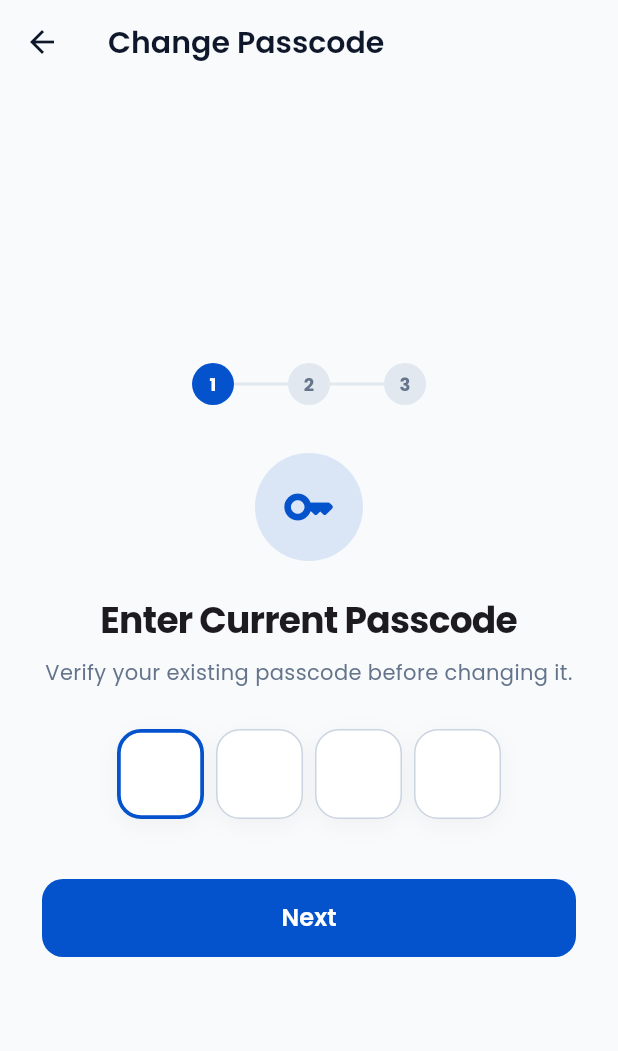
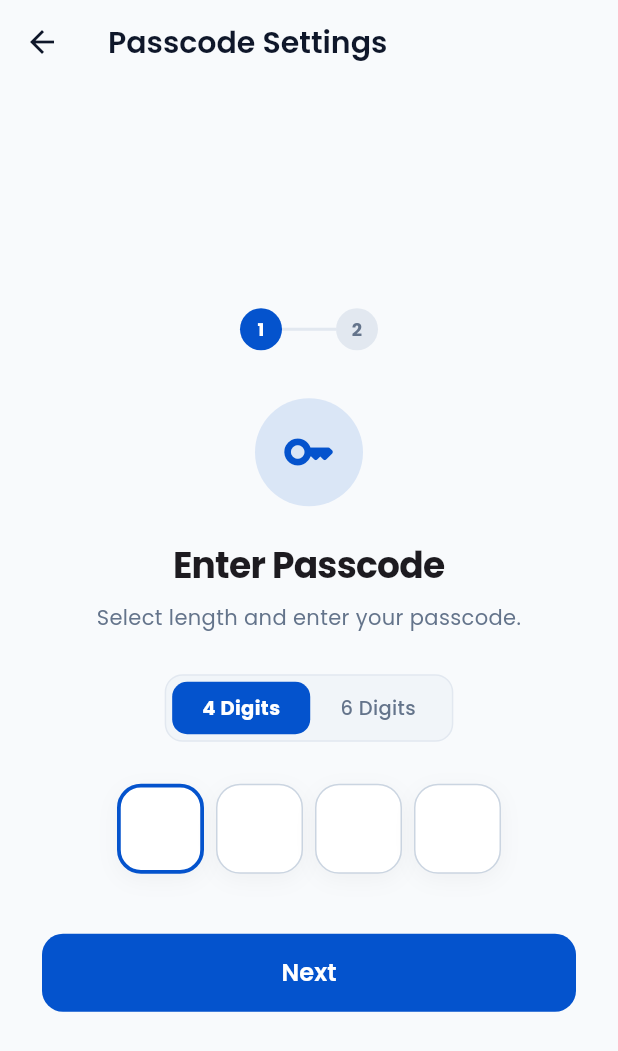
Before and after one commit to codhunk/spendhike, a Flutter app: the ChangePasscodeScreen screen opened by its route, on a phone screen of 412 x 824 dp. Shown: the top 1051 px of the screen. Run offline on Flutter 3.47's test engine with Material 3 defaults, Android fonts, the phone set to English and light mode, and no system bars; drawn by our look-alikes of pinput; our stand-ins replace flutter_secure_storage, google_fonts, image_picker; accounts and stored records are empty.

Commit message:
Update passcode flow to only require enter passcode and confirm passcode

```diff
--- a/lib/screens/auth/change_passcode_screen.dart
+++ b/lib/screens/auth/change_passcode_screen.dart
@@ -2,7 +2,7 @@ import 'package:flutter/material.dart';
 import 'package:pinput/pinput.dart';
 import '../../services/passcode_service.dart';
 
-enum ChangePasscodeStep { verifyOld, createNew, confirmNew }
+enum ChangePasscodeStep { createNew, confirmNew }
 
 class ChangePasscodeScreen extends StatefulWidget {
   const ChangePasscodeScreen({super.key});
@@ -12,12 +12,10 @@ class ChangePasscodeScreen extends StatefulWidget {
 }
 
 class _ChangePasscodeScreenState extends State<ChangePasscodeScreen> {
-  ChangePasscodeStep _currentStep = ChangePasscodeStep.verifyOld;
+  ChangePasscodeStep _currentStep = ChangePasscodeStep.createNew;
 
-  String _oldPasscode = '';
   String _newPasscode = '';
   int _newPinLength = 4;
-  int _oldPinLength = 4;
 
   final TextEditingController _pinController = TextEditingController();
   final FocusNode _focusNode = FocusNode();
@@ -27,13 +25,12 @@ class _ChangePasscodeScreenState extends State<ChangePasscodeScreen> {
   @override
   void initState() {
     super.initState();
-    _loadOldPasscodeLength();
+    _loadPasscodeLength();
   }
 
-  Future<void> _loadOldPasscodeLength() async {
+  Future<void> _loadPasscodeLength() async {
     final len = await PasscodeService.getPasscodeLength();
     setState(() {
-      _oldPinLength = len;
       _newPinLength = len;
     });
   }
@@ -47,31 +44,6 @@ class _ChangePasscodeScreenState extends State<ChangePasscodeScreen> {
 
   Future<void> _handleStepCompleted(String inputPin) async {
     switch (_currentStep) {
-      case ChangePasscodeStep.verifyOld:
-        setState(() {
-          _isLoading = true;
-          _errorMessage = null;
-        });
-        final isValid = await PasscodeService.verifyPasscode(inputPin);
-        if (!mounted) return;
-
-        if (isValid) {
-          setState(() {
-            _oldPasscode = inputPin;
-            _currentStep = ChangePasscodeStep.createNew;
-            _pinController.clear();
-            _isLoading = false;
-          });
-          _focusNode.requestFocus();
-        } else {
-          setState(() {
-            _isLoading = false;
-            _errorMessage = 'Current passcode is incorrect. Please try again.';
-          });
-          _pinController.clear();
-        }
-        break;
-
       case ChangePasscodeStep.createNew:
         if (inputPin.length != _newPinLength) {
           setState(() {
@@ -102,17 +74,14 @@ class _ChangePasscodeScreenState extends State<ChangePasscodeScreen> {
           _errorMessage = null;
         });
 
-        final res = await PasscodeService.changePasscode(
-          oldPasscode: _oldPasscode,
-          newPasscode: _newPasscode,
-        );
+        final res = await PasscodeService.savePasscode(_newPasscode);
 
         if (!mounted) return;
 
         if (res['success'] == true) {
           ScaffoldMessenger.of(context).showSnackBar(
             const SnackBar(
-              content: Text('Passcode changed successfully!'),
+              content: Text('Passcode updated successfully!'),
               backgroundColor: Color(0xFF10B981),
               behavior: SnackBarBehavior.floating,
             ),
@@ -129,32 +98,21 @@ class _ChangePasscodeScreenState extends State<ChangePasscodeScreen> {
     }
   }
 
-  int get _activePinLength {
-    if (_currentStep == ChangePasscodeStep.verifyOld) {
-      return _oldPinLength;
-    }
-    return _newPinLength;
-  }
-
   String get _stepTitle {
     switch (_currentStep) {
-      case ChangePasscodeStep.verifyOld:
-        return 'Enter Current Passcode';
       case ChangePasscodeStep.createNew:
-        return 'Enter New Passcode';
+        return 'Enter Passcode';
       case ChangePasscodeStep.confirmNew:
-        return 'Confirm New Passcode';
+        return 'Confirm Passcode';
     }
   }
 
   String get _stepSubtitle {
     switch (_currentStep) {
-      case ChangePasscodeStep.verifyOld:
-        return 'Verify your existing passcode before changing it.';
       case ChangePasscodeStep.createNew:
-        return 'Select length and enter your new passcode.';
+        return 'Select length and enter your passcode.';
       case ChangePasscodeStep.confirmNew:
-        return 'Re-enter your new passcode to confirm.';
+        return 'Re-enter your passcode to confirm.';
     }
   }
 
@@ -164,7 +122,7 @@ class _ChangePasscodeScreenState extends State<ChangePasscodeScreen> {
     final isDark = theme.brightness == Brightness.dark;
 
     final defaultPinTheme = PinTheme(
-      width: _activePinLength == 6 ? 48 : 58,
+      width: _newPinLength == 6 ? 48 : 58,
       height: 60,
       textStyle: TextStyle(
         fontSize: 24,
@@ -207,7 +165,7 @@ class _ChangePasscodeScreenState extends State<ChangePasscodeScreen> {
 
     return Scaffold(
       appBar: AppBar(
-        title: const Text('Change Passcode'),
+        title: const Text('Passcode Settings'),
         elevation: 0,
       ),
       body: SafeArea(
@@ -220,12 +178,10 @@ class _ChangePasscodeScreenState extends State<ChangePasscodeScreen> {
                 mainAxisAlignment: MainAxisAlignment.center,
                 crossAxisAlignment: CrossAxisAlignment.center,
                 children: [
-                  // Progress indicator steps
+                  // Step indicator (2 steps: Enter Passcode -> Confirm Passcode)
                   Row(
                     mainAxisAlignment: MainAxisAlignment.center,
                     children: [
-                      _buildStepDot(0, ChangePasscodeStep.verifyOld),
-                      _buildStepLine(ChangePasscodeStep.createNew),
                       _buildStepDot(1, ChangePasscodeStep.createNew),
                       _buildStepLine(ChangePasscodeStep.confirmNew),
                       _buildStepDot(2, ChangePasscodeStep.confirmNew),
@@ -271,7 +227,6 @@ class _ChangePasscodeScreenState extends State<ChangePasscodeScreen> {
 
                   const SizedBox(height: 28),
 
-                  // Option to select length during createNew step
                   if (_currentStep == ChangePasscodeStep.createNew) ...[
                     Container(
                       padding: const EdgeInsets.all(4),
@@ -294,7 +249,7 @@ class _ChangePasscodeScreenState extends State<ChangePasscodeScreen> {
                   ],
 
                   Pinput(
-                    length: _activePinLength,
+                    length: _newPinLength,
                     controller: _pinController,
                     focusNode: _focusNode,
                     autofocus: true,
@@ -334,7 +289,6 @@ class _ChangePasscodeScreenState extends State<ChangePasscodeScreen> {
                     ),
                   ],
 
-
                   if (_isLoading) ...[
                     const SizedBox(height: 20),
                     const SizedBox(
@@ -360,7 +314,7 @@ class _ChangePasscodeScreenState extends State<ChangePasscodeScreen> {
                         ),
                       ),
                       child: Text(
-                        _currentStep == ChangePasscodeStep.confirmNew ? 'Save New Passcode' : 'Next',
+                        _currentStep == ChangePasscodeStep.confirmNew ? 'Save Passcode' : 'Next',
                         style: const TextStyle(
                           fontSize: 16,
                           fontWeight: FontWeight.w600,
@@ -390,7 +344,7 @@ class _ChangePasscodeScreenState extends State<ChangePasscodeScreen> {
       ),
       child: Center(
         child: Text(
-          '${index + 1}',
+          '$index',
           style: TextStyle(
             fontSize: 12,
             fontWeight: FontWeight.bold,
```
